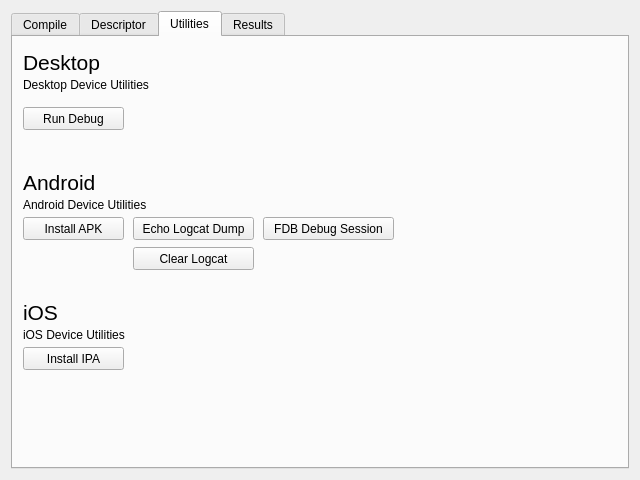
The window that resources/widget/DeckCompileWidget/DeckCompileWidget.ui (sernst/CompilerDeck) describes before a commit, drawn with Qt 5.
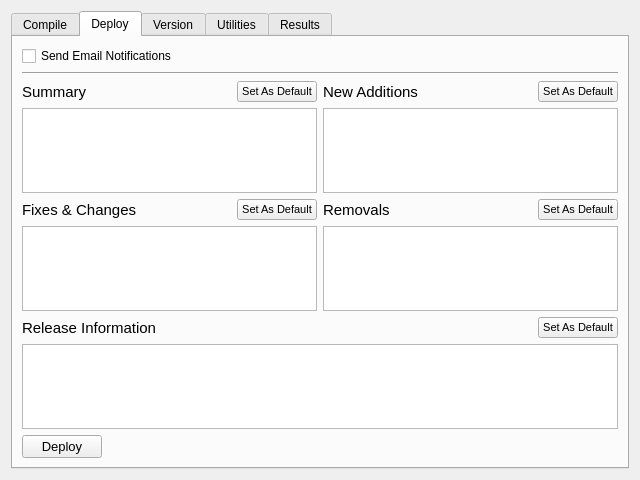
The same window after the commit.

Commit message: Numerous enhancements around deployment, notifications, and settings management.

Diff of the .ui file:
```diff
--- a/resources/widget/DeckCompileWidget/DeckCompileWidget.ui
+++ b/resources/widget/DeckCompileWidget/DeckCompileWidget.ui
@@ -29,7 +29,7 @@
    <item>
     <widget class="QTabWidget" name="mainTab">
      <property name="currentIndex">
-      <number>2</number>
+      <number>1</number>
      </property>
      <widget class="QWidget" name="settingsTabPage">
       <attribute name="title">
@@ -280,9 +280,382 @@
        </item>
       </layout>
      </widget>
+     <widget class="QWidget" name="deployTabPage">
+      <attribute name="title">
+       <string>Deploy</string>
+      </attribute>
+      <layout class="QVBoxLayout" name="verticalLayout_12">
+       <item>
+        <widget class="QCheckBox" name="sendEmailCheck">
+         <property name="text">
+          <string>Send Email Notifications</string>
+         </property>
+        </widget>
+       </item>
+       <item>
+        <widget class="Line" name="line">
+         <property name="orientation">
+          <enum>Qt::Horizontal</enum>
+         </property>
+        </widget>
+       </item>
+       <item>
+        <widget class="QWidget" name="widget_18" native="true">
+         <layout class="QHBoxLayout" name="horizontalLayout_11">
+          <property name="margin">
+           <number>0</number>
+          </property>
+          <item>
+           <widget class="QWidget" name="widget_13" native="true">
+            <layout class="QVBoxLayout" name="verticalLayout_3">
+             <property name="margin">
+              <number>0</number>
+             </property>
+             <item>
+              <widget class="QWidget" name="widget_20" native="true">
+               <layout class="QHBoxLayout" name="horizontalLayout_12">
+                <property name="margin">
+                 <number>0</number>
+                </property>
+                <item>
+                 <widget class="QLabel" name="label_17">
+                  <property name="font">
+                   <font>
+                    <pointsize>11</pointsize>
+                    <weight>50</weight>
+                    <bold>false</bold>
+                   </font>
+                  </property>
+                  <property name="text">
+                   <string>Summary</string>
+                  </property>
+                 </widget>
+                </item>
+                <item>
+                 <spacer name="horizontalSpacer_9">
+                  <property name="orientation">
+                   <enum>Qt::Horizontal</enum>
+                  </property>
+                  <property name="sizeHint" stdset="0">
+                   <size>
+                    <width>40</width>
+                    <height>20</height>
+                   </size>
+                  </property>
+                 </spacer>
+                </item>
+                <item>
+                 <widget class="QPushButton" name="summaryDefaultBtn">
+                  <property name="font">
+                   <font>
+                    <pointsize>8</pointsize>
+                   </font>
+                  </property>
+                  <property name="text">
+                   <string>Set As Default</string>
+                  </property>
+                 </widget>
+                </item>
+               </layout>
+              </widget>
+             </item>
+             <item>
+              <widget class="QPlainTextEdit" name="summaryText"/>
+             </item>
+            </layout>
+           </widget>
+          </item>
+          <item>
+           <widget class="QWidget" name="widget_16" native="true">
+            <layout class="QVBoxLayout" name="verticalLayout_11">
+             <property name="margin">
+              <number>0</number>
+             </property>
+             <item>
+              <widget class="QWidget" name="widget_21" native="true">
+               <layout class="QHBoxLayout" name="horizontalLayout_13">
+                <property name="margin">
+                 <number>0</number>
+                </property>
+                <item>
+                 <widget class="QLabel" name="label_19">
+                  <property name="font">
+                   <font>
+                    <pointsize>11</pointsize>
+                    <weight>50</weight>
+                    <bold>false</bold>
+                   </font>
+                  </property>
+                  <property name="text">
+                   <string>New Additions</string>
+                  </property>
+                 </widget>
+                </item>
+                <item>
+                 <spacer name="horizontalSpacer_10">
+                  <property name="orientation">
+                   <enum>Qt::Horizontal</enum>
+                  </property>
+                  <property name="sizeHint" stdset="0">
+                   <size>
+                    <width>40</width>
+                    <height>20</height>
+                   </size>
+                  </property>
+                 </spacer>
+                </item>
+                <item>
+                 <widget class="QPushButton" name="additionsDefaultBtn">
+                  <property name="font">
+                   <font>
+                    <pointsize>8</pointsize>
+                   </font>
+                  </property>
+                  <property name="text">
+                   <string>Set As Default</string>
+                  </property>
+                 </widget>
+                </item>
+               </layout>
+              </widget>
+             </item>
+             <item>
+              <widget class="QPlainTextEdit" name="additionsText"/>
+             </item>
+            </layout>
+           </widget>
+          </item>
+         </layout>
+        </widget>
+       </item>
+       <item>
+        <widget class="QWidget" name="widget_19" native="true">
+         <layout class="QHBoxLayout" name="horizontalLayout_10">
+          <property name="margin">
+           <number>0</number>
+          </property>
+          <item>
+           <widget class="QWidget" name="widget_14" native="true">
+            <layout class="QVBoxLayout" name="verticalLayout_9">
+             <property name="margin">
+              <number>0</number>
+             </property>
+             <item>
+              <widget class="QWidget" name="widget_22" native="true">
+               <layout class="QHBoxLayout" name="horizontalLayout_14">
+                <property name="margin">
+                 <number>0</number>
+                </property>
+                <item>
+                 <widget class="QLabel" name="label_18">
+                  <property name="font">
+                   <font>
+                    <pointsize>11</pointsize>
+                    <weight>50</weight>
+                    <bold>false</bold>
+                   </font>
+                  </property>
+                  <property name="text">
+                   <string>Fixes &amp; Changes</string>
+                  </property>
+                 </widget>
+                </item>
+                <item>
+                 <spacer name="horizontalSpacer_11">
+                  <property name="orientation">
+                   <enum>Qt::Horizontal</enum>
+                  </property>
+                  <property name="sizeHint" stdset="0">
+                   <size>
+                    <width>40</width>
+                    <height>20</height>
+                   </size>
+                  </property>
+                 </spacer>
+                </item>
+                <item>
+                 <widget class="QPushButton" name="fixesDefaultBtn">
+                  <property name="font">
+                   <font>
+                    <pointsize>8</pointsize>
+                   </font>
+                  </property>
+                  <property name="text">
+                   <string>Set As Default</string>
+                  </property>
+                 </widget>
+                </item>
+               </layout>
+              </widget>
+             </item>
+             <item>
+              <widget class="QPlainTextEdit" name="fixesText"/>
+             </item>
+            </layout>
+           </widget>
+          </item>
+          <item>
+           <widget class="QWidget" name="widget_15" native="true">
+            <layout class="QVBoxLayout" name="verticalLayout_10">
+             <property name="margin">
+              <number>0</number>
+             </property>
+             <item>
+              <widget class="QWidget" name="widget_23" native="true">
+               <layout class="QHBoxLayout" name="horizontalLayout_15">
+                <property name="margin">
+                 <number>0</number>
+                </property>
+                <item>
+                 <widget class="QLabel" name="label_20">
+                  <property name="font">
+                   <font>
+                    <pointsize>11</pointsize>
+                    <weight>50</weight>
+                    <bold>false</bold>
+                   </font>
+                  </property>
+                  <property name="text">
+                   <string>Removals</string>
+                  </property>
+                 </widget>
+                </item>
+                <item>
+                 <spacer name="horizontalSpacer_12">
+                  <property name="orientation">
+                   <enum>Qt::Horizontal</enum>
+                  </property>
+                  <property name="sizeHint" stdset="0">
+                   <size>
+                    <width>40</width>
+                    <height>20</height>
+                   </size>
+                  </property>
+                 </spacer>
+                </item>
+                <item>
+                 <widget class="QPushButton" name="removalsDefaultBtn">
+                  <property name="font">
+                   <font>
+                    <pointsize>8</pointsize>
+                   </font>
+                  </property>
+                  <property name="text">
+                   <string>Set As Default</string>
+                  </property>
+                 </widget>
+                </item>
+               </layout>
+              </widget>
+             </item>
+             <item>
+              <widget class="QPlainTextEdit" name="removalsText"/>
+             </item>
+            </layout>
+           </widget>
+          </item>
+         </layout>
+        </widget>
+       </item>
+       <item>
+        <widget class="QWidget" name="widget_17" native="true">
+         <layout class="QVBoxLayout" name="verticalLayout_8">
+          <property name="margin">
+           <number>0</number>
+          </property>
+          <item>
+           <widget class="QWidget" name="widget_24" native="true">
+            <layout class="QHBoxLayout" name="horizontalLayout_16">
+             <property name="margin">
+              <number>0</number>
+             </property>
+             <item>
+              <widget class="QLabel" name="label_21">
+               <property name="font">
+                <font>
+                 <pointsize>11</pointsize>
+                 <weight>50</weight>
+                 <bold>false</bold>
+                </font>
+               </property>
+               <property name="text">
+                <string>Release Information</string>
+               </property>
+              </widget>
+             </item>
+             <item>
+              <spacer name="horizontalSpacer_13">
+               <property name="orientation">
+                <enum>Qt::Horizontal</enum>
+               </property>
+               <property name="sizeHint" stdset="0">
+                <size>
+                 <width>40</width>
+                 <height>20</height>
+                </size>
+               </property>
+              </spacer>
+             </item>
+             <item>
+              <widget class="QPushButton" name="releaseInfoDefaultBtn">
+               <property name="font">
+                <font>
+                 <pointsize>8</pointsize>
+                </font>
+               </property>
+               <property name="text">
+                <string>Set As Default</string>
+               </property>
+              </widget>
+             </item>
+            </layout>
+           </widget>
+          </item>
+          <item>
+           <widget class="QPlainTextEdit" name="releaseInfoText"/>
+          </item>
+         </layout>
+        </widget>
+       </item>
+       <item>
+        <widget class="QWidget" name="widget_12" native="true">
+         <layout class="QHBoxLayout" name="horizontalLayout_9">
+          <property name="margin">
+           <number>0</number>
+          </property>
+          <item>
+           <widget class="QPushButton" name="deployBuildBtn">
+            <property name="font">
+             <font>
+              <pointsize>10</pointsize>
+             </font>
+            </property>
+            <property name="text">
+             <string>Deploy</string>
+            </property>
+           </widget>
+          </item>
+          <item>
+           <spacer name="horizontalSpacer_8">
+            <property name="orientation">
+             <enum>Qt::Horizontal</enum>
+            </property>
+            <property name="sizeHint" stdset="0">
+             <size>
+              <width>514</width>
+              <height>20</height>
+             </size>
+            </property>
+           </spacer>
+          </item>
+         </layout>
+        </widget>
+       </item>
+      </layout>
+     </widget>
      <widget class="QWidget" name="descriptorTabPage">
       <attribute name="title">
-       <string>Descriptor</string>
+       <string>Version</string>
       </attribute>
       <layout class="QVBoxLayout" name="verticalLayout_2">
        <item>
```
Left out of the diff: 36 changed lines with no effect on the pictures. The commit also changes 10 other files.
